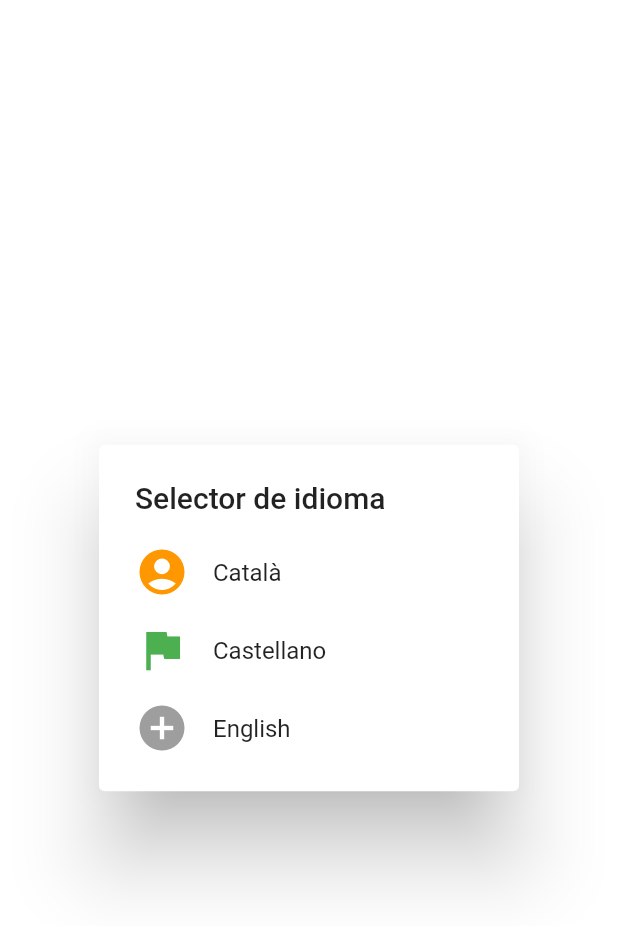
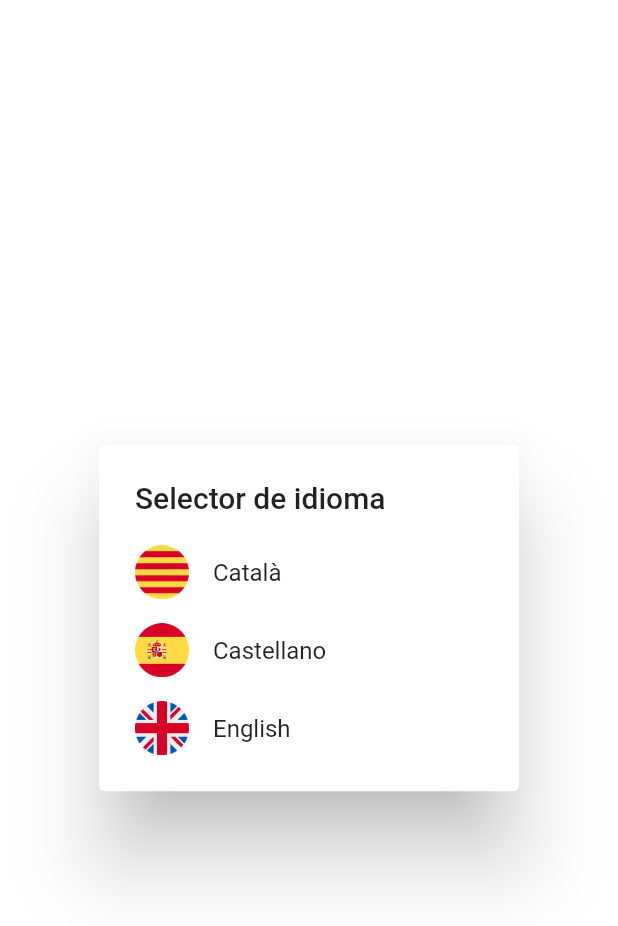
Before and after one commit to Green-Wheel/MobileAPP, a Flutter app: the LanguageSelectorWidget widget shown alone on an empty page, opened directly, on a phone screen of 412 x 824 dp. Shown: the top 926 px of the screen. Run offline on Flutter 3.47's test engine with Material 2 defaults, Android fonts, the phone set to English and light mode, and no system bars; our stand-ins replace google_maps_flutter; missing offline and left inert: flutter_config; generated files the repository leaves out were written again.

Commit message:
Tasca #103: S'han posat les banderes

```diff
--- a/lib/widgets/language_selector_widget.dart
+++ b/lib/widgets/language_selector_widget.dart
@@ -2,7 +2,7 @@ import 'package:flutter/material.dart';
 import 'package:flutter_gen/gen_l10n/localizations.dart';
 import 'package:greenwheel/services/LanguagesService.dart';
 import 'package:provider/provider.dart';
-
+//ICONS: https://hatscripts.github.io/circle-flags/gallery
 class LanguageSelectorWidget extends StatefulWidget {
   const LanguageSelectorWidget({super.key});
 
@@ -18,8 +18,7 @@ class _LanguageSelectorWidgetState extends State<LanguageSelectorWidget> {
       title: Text(tr.language_selector),
       children: [
         SimpleDialogItem(
-          icon: Icons.account_circle,
-          color: Colors.orange,
+          icon_code: 'es-ct',
           text: 'Català',
           onPressed: () {
             Provider.of<LocaleLanguage>(context, listen: false)
@@ -28,8 +27,7 @@ class _LanguageSelectorWidgetState extends State<LanguageSelectorWidget> {
           },
         ),
         SimpleDialogItem(
-          icon: Icons.flag,
-          color: Colors.green,
+          icon_code: 'es',
           text: 'Castellano',
           onPressed: () {
             Provider.of<LocaleLanguage>(context, listen: false)
@@ -38,8 +36,7 @@ class _LanguageSelectorWidgetState extends State<LanguageSelectorWidget> {
           },
         ),
         SimpleDialogItem(
-          icon: Icons.add_circle,
-          color: Colors.grey,
+          icon_code: 'gb',
           text: 'English',
           onPressed: () {
             Provider.of<LocaleLanguage>(context, listen: false)
@@ -55,13 +52,11 @@ class _LanguageSelectorWidgetState extends State<LanguageSelectorWidget> {
 class SimpleDialogItem extends StatelessWidget {
   const SimpleDialogItem(
       {super.key,
-      required this.icon,
-      required this.color,
+      required this.icon_code,
       required this.text,
       required this.onPressed});
 
-  final IconData icon;
-  final Color color;
+  final String icon_code;
   final String text;
   final VoidCallback onPressed;
 
@@ -73,7 +68,7 @@ class SimpleDialogItem extends StatelessWidget {
         mainAxisAlignment: MainAxisAlignment.start,
         crossAxisAlignment: CrossAxisAlignment.center,
         children: [
-          Icon(icon, size: 36.0, color: color),
+          Image.asset('assets/icons/$icon_code.png', width: 36, height: 36),
           Padding(
             padding: const EdgeInsetsDirectional.only(start: 16.0),
             child: Text(text),
--- a/pubspec.yaml
+++ b/pubspec.yaml
@@ -19,7 +19,6 @@ dependencies:
   json_serializable: ^6.4.1
   flutter_config: ^2.0.0
   provider: ^6.0.3
-
   cupertino_icons: ^1.0.5
 
 dev_dependencies:
```
Also changed, not shown: assets/icons/es-ct.png (added), assets/icons/es.png (added), assets/icons/gb.png (added).
